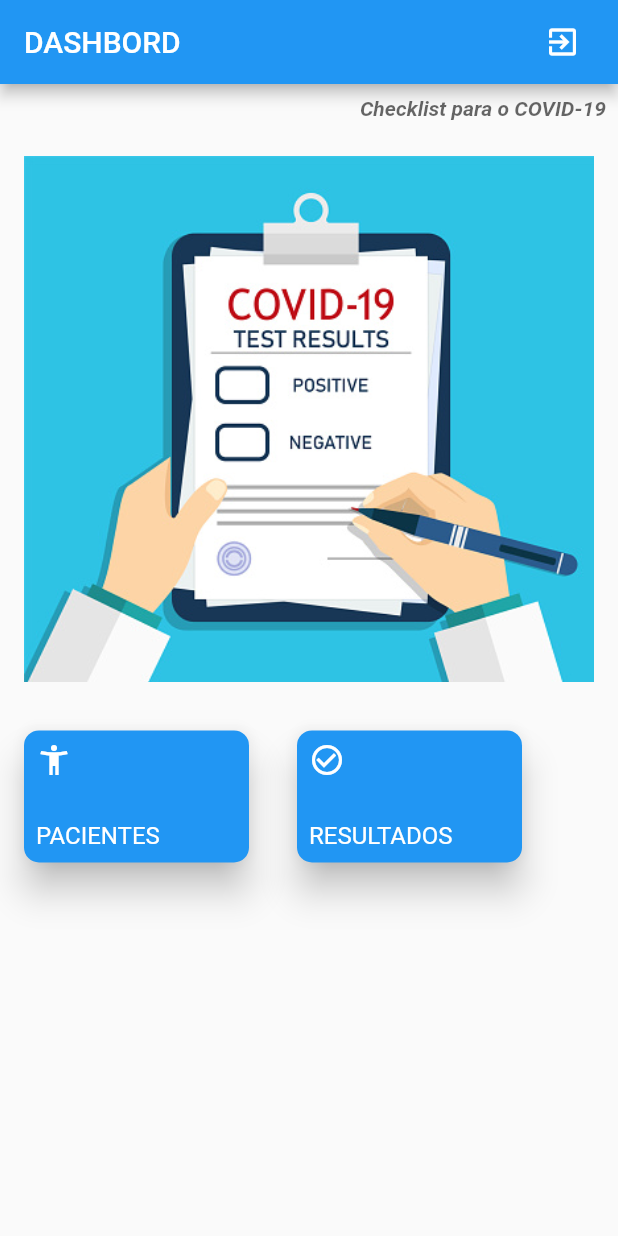
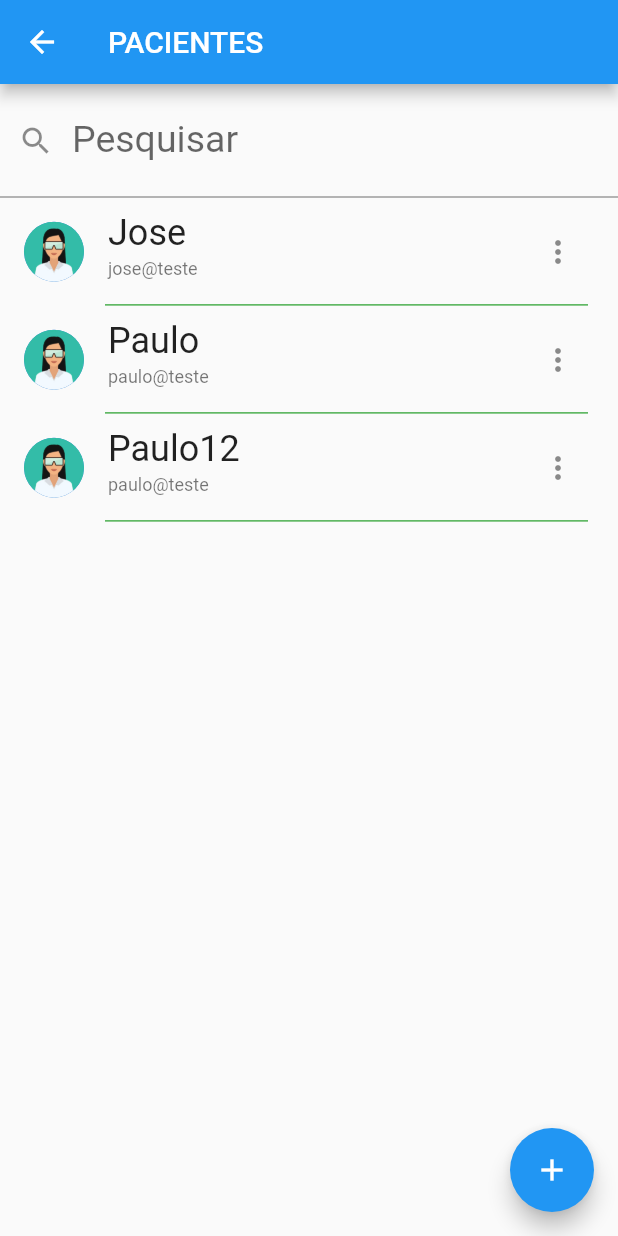
Before and after one commit to alencaramachado/appcovid, a Flutter app: the screen it shows after launch, after a tap on "LOGIN", after a tap on "PACIENTES", on a phone screen of 412 x 824 dp. Run offline on Flutter 3.47's test engine with Material 2 defaults, Android fonts, the phone set to English and light mode, and no system bars; Roboto replaces fonts that are missing (OpenSans).

Commit message:
criação do listar pacientes

```diff
--- /dev/null
+++ b/lib/database/paciente_dao.dart
@@ -0,0 +1,17 @@
+
+
+import 'package:codaula/model/paciente.dart';
+
+class PacienteDAO{
+  static final List<Paciente> _pacientes = List();
+
+
+  static adicionar(Paciente p){
+    _pacientes.add(p);
+  }
+
+  static get listarPacientes{
+    return _pacientes;
+  }
+
+}
--- a/lib/main.dart
+++ b/lib/main.dart
@@ -1,12 +1,29 @@
 import 'dart:io';
 
+import 'package:codaula/database/paciente_dao.dart';
+import 'package:codaula/model/paciente.dart';
 import 'package:codaula/screens/android/appcovid.dart';
 import 'package:flutter/material.dart';
 
 void main() {
 
+  _geraPacientes(){
+
+    Paciente p1 = Paciente(18, 'Jose', 'jose@teste', 'tx232', 66, 'teste223');
+    Paciente p2 = Paciente(22, 'Paulo', 'paulo@teste', 'tx232', 56, 'teste223');
+    Paciente p3 = Paciente(22, 'Paulo12', 'paulo@teste', 'tx232', 56, 'teste223');
+
+    PacienteDAO.adicionar(p1);
+    PacienteDAO.adicionar(p2);
+    PacienteDAO.adicionar(p3);
+
+
+
+  }
+
   if(Platform.isAndroid){
     debugPrint('app no android');
+    _geraPacientes();
     runApp(AppCovid());
   }
   if(Platform.isIOS){
--- /dev/null
+++ b/lib/model/paciente.dart
@@ -0,0 +1,35 @@
+class Paciente {
+
+  int _id;
+  String _nome;
+  String _email;
+  String _cartao;
+  int _idade;
+  String _senha;
+
+  Paciente(this._id, this._nome, this._email,
+      this._cartao, this._idade, this._senha);
+
+  set id(int i){
+    this._id = i;
+  }
+  int get id{
+    return this._id;
+  }
+  String get nome{
+    return this._nome;
+  }
+  String get email{
+    return this._email;
+  }
+  String get cartao{
+    return this._cartao;
+  }
+  int get idade{
+    return this._idade;
+  }
+  String get senha{
+    return this._senha;
+  }
+
+}
--- a/lib/screens/android/dashbord_screen.dart
+++ b/lib/screens/android/dashbord_screen.dart
@@ -1,6 +1,7 @@
 
 
 import 'package:codaula/screens/android/login_screen.dart';
+import 'package:codaula/screens/android/paciente/paciente_list.dart';
 import 'package:flutter/cupertino.dart';
 import 'package:flutter/material.dart';
 
@@ -37,7 +38,10 @@ class Dashbord extends StatelessWidget {
                     children: <Widget>[
                       _ItemElemento('PACIENTES', Icons.accessibility_new,
                         onClick:  (){
-                                      debugPrint('pacientes ....');
+                                      Navigator.of(context).push(MaterialPageRoute(
+                                      builder: (context) => PacienteList()
+                                    ));
+
                                       },
                       ),
                       _ItemElemento('RESULTADOS', Icons.check_circle_outline, onClick: (){
--- /dev/null
+++ b/lib/screens/android/paciente/paciente_list.dart
@@ -0,0 +1,122 @@
+
+import 'package:codaula/database/paciente_dao.dart';
+import 'package:codaula/model/paciente.dart';
+import 'package:flutter/material.dart';
+import 'package:flutter/widgets.dart';
+
+class PacienteList extends StatefulWidget{
+
+  @override
+  _PacienteListState createState() => _PacienteListState();
+}
+
+class _PacienteListState extends State<PacienteList> {
+  @override
+  Widget build(BuildContext context) {
+
+
+    List<Paciente> _pacientes = PacienteDAO.listarPacientes;
+
+    return Scaffold(
+      appBar: AppBar(
+        title: Text('PACIENTES'),
+      ),
+      body: Column(
+        children: <Widget>[
+          Container(
+            //color: Colors.red,
+            child: TextField(
+              style: TextStyle(fontSize: 25),
+              decoration: InputDecoration(
+                labelText: "Pesquisar",
+                hintText: "Pesquisar",
+                prefixIcon: Icon(Icons.search),
+              ),
+            ),
+          ),
+          Expanded(
+            child: Container(
+             // color: Colors.green,
+              child: ListView.builder(
+                itemCount: _pacientes.length,
+                 itemBuilder: (context, index){
+                  final Paciente p = _pacientes[index];
+                   return ItemPaciente(p);
+                  }
+              ),
+            ),
+          ),
+         ],
+      ),
+      floatingActionButton: FloatingActionButton(
+        onPressed: (){
+
+          Paciente p1 = Paciente(18, 'Santos', 'santos@teste', 'tx232', 66, 'teste223');
+          PacienteDAO.adicionar(p1);
+          setState(() {
+            debugPrint(' adiconar pacientes ...');
+          });
+        },
+        child: Icon(Icons.add)
+      ),
+    );
+  }
+}
+
+class ItemPaciente extends StatelessWidget {
+
+  final Paciente _paciente;
+
+  ItemPaciente(this._paciente);
+
+  @override
+  Widget build(BuildContext context) {
+    return Column(
+      children: <Widget>[
+        ListTile(
+          leading: CircleAvatar(
+            backgroundImage: AssetImage('imagens/avatar.jpeg'),
+          ),
+          title: Text(this._paciente.nome,
+            style: TextStyle(fontSize: 24),
+          ),
+          subtitle: Text(this._paciente.email,
+            style: TextStyle(fontSize: 12),
+          ),
+          trailing: _menu(),
+        ),
+        Divider(
+          color: Colors.green,
+          indent: 70.0,
+          endIndent: 20,
+          thickness: 1.0,
+          height: 0.0,
+        )
+      ],
+    );
+  }
+
+  Widget _menu(){
+    return PopupMenuButton(
+      onSelected: (ItensMenuListPaciente selecionado){
+        debugPrint('selecionado ... $selecionado');
+      },
+      itemBuilder: (BuildContext context) => <PopupMenuItem<ItensMenuListPaciente>>[
+        const PopupMenuItem(
+          value: ItensMenuListPaciente.editar,
+          child: Text('Editar'),
+        ),
+        const PopupMenuItem(
+          value: ItensMenuListPaciente.resultados,
+          child: Text('Resultados'),
+        ),
+        const PopupMenuItem(
+          value: ItensMenuListPaciente.novo_checklist,
+          child: Text('Novo Checklist'),
+        )
+      ],
+    );
+  }
+}
+
+ enum ItensMenuListPaciente {editar, resultados, novo_checklist}
--- a/pubspec.yaml
+++ b/pubspec.yaml
@@ -47,6 +47,7 @@ flutter:
   # To add assets to your application, add an assets section, like this:
   assets:
       - imagens/check6.jpg
+      - imagens/avatar.jpeg
   #   - images/a_dot_ham.jpeg
 
   # An image asset can refer to one or more resolution-specific "variants", see
```
Also changed, not shown: imagens/avatar.jpeg (added).
